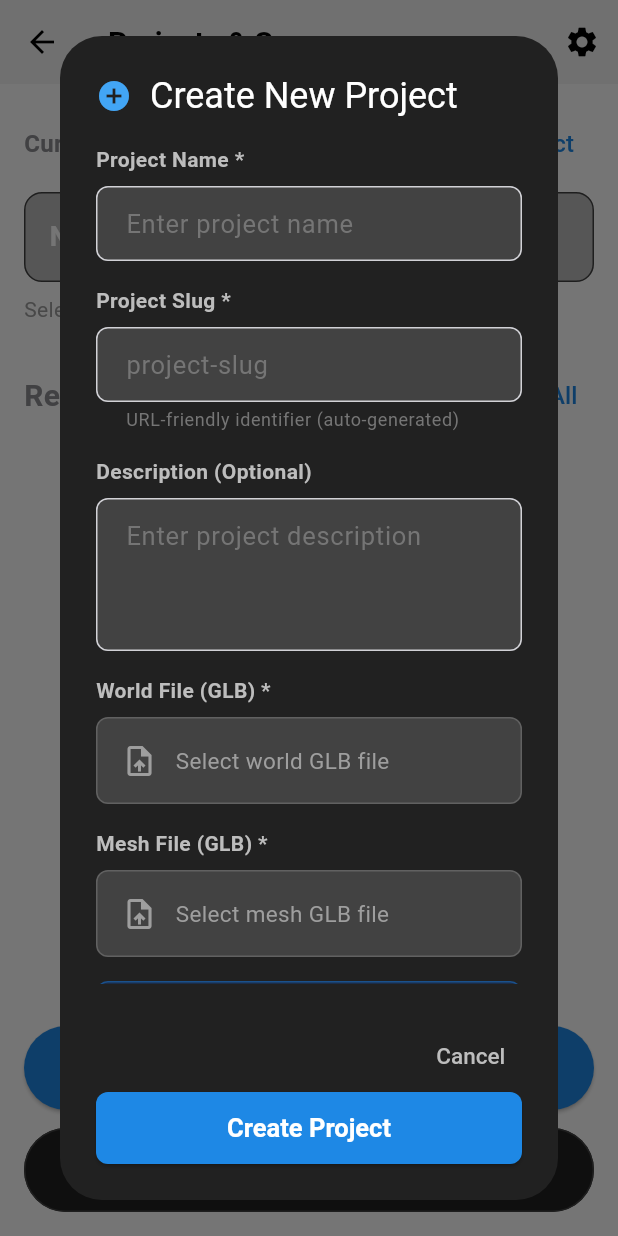
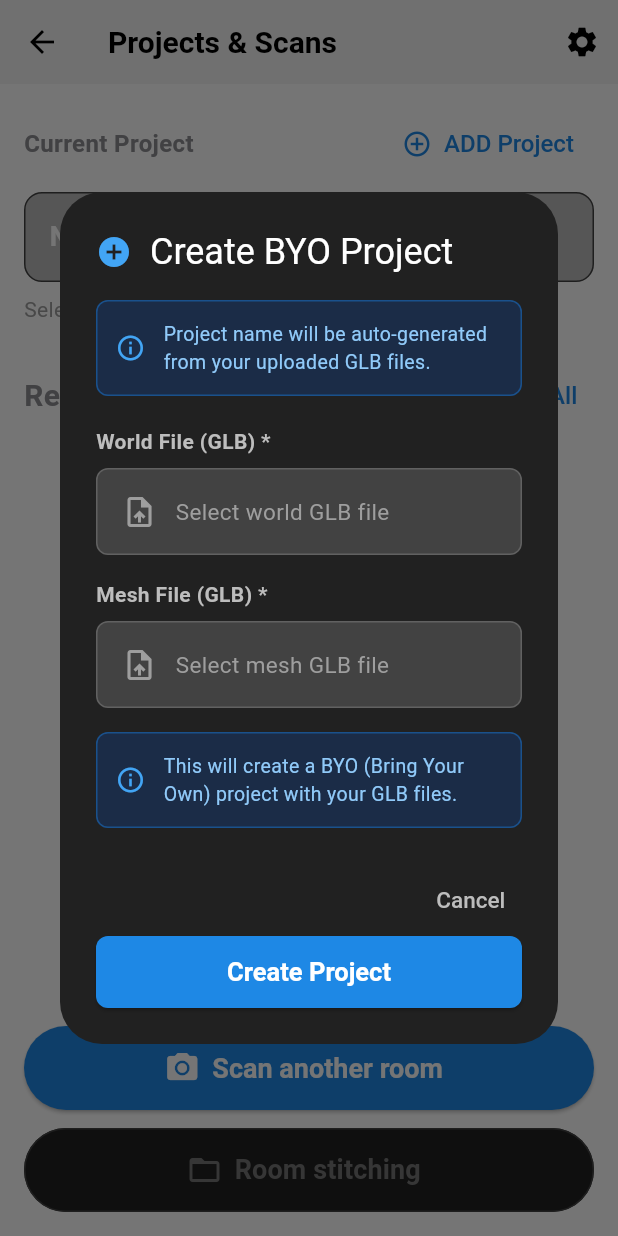
Before and after one commit to tkamsker/vronmobile2, a Flutter app: the ScanListScreen screen opened directly, after a tap on "ADD Project", on a phone screen of 412 x 824 dp. Run offline on Flutter 3.47's test engine with Material 3 defaults, Android fonts, the phone set to English and light mode, and no system bars; our stand-ins replace cached_network_image, connectivity_plus, device_info_plus, file_picker, flutter_dotenv, flutter_secure_storage and 6 more; missing offline and left inert: flutter_json_view, flutter_roomplan, model_viewer_plus; accounts and stored records are empty; network calls fail.

Commit message:
fix : eveneing

```diff
--- a/lib/features/home/services/byo_project_service.dart
+++ b/lib/features/home/services/byo_project_service.dart
@@ -4,59 +4,53 @@ import 'package:http/http.dart' as http;
 import 'package:http_parser/http_parser.dart';
 import 'dart:convert';
 import 'package:vronmobile2/core/config/env_config.dart';
-import 'package:vronmobile2/core/services/auth_service.dart';
+import 'package:vronmobile2/core/services/token_storage.dart';
 
 /// Service for creating BYO (Bring Your Own) projects
 /// Uses VRonCreateProjectFromOwnWorld mutation to create project with GLB files
 class BYOProjectService {
-  final AuthService _authService;
+  final TokenStorage _tokenStorage;
   final String _graphqlEndpoint;
 
   BYOProjectService({
-    AuthService? authService,
+    TokenStorage? tokenStorage,
     String? graphqlEndpoint,
-  })  : _authService = authService ?? AuthService(),
-        _graphqlEndpoint = graphqlEndpoint ?? EnvConfig.graphqlApiUrl;
+  })  : _tokenStorage = tokenStorage ?? TokenStorage(),
+        _graphqlEndpoint = graphqlEndpoint ?? EnvConfig.graphqlEndpoint;
 
   /// Creates a BYO project with world and mesh GLB files
   ///
-  /// [slug] - URL-friendly identifier (must be unique)
-  /// [name] - Project name
-  /// [description] - Optional project description
   /// [worldFile] - GLB file for the 3D world model
   /// [meshFile] - GLB file for navigation mesh
-  /// [imageFile] - Optional thumbnail image
   ///
-  /// Returns the created project ID
+  /// Returns the created project ID and world ID
   ///
   /// Throws Exception if creation fails
+  ///
+  /// Note: Backend auto-generates project name from uploaded files
   Future<BYOProjectResult> createProjectFromOwnWorld({
-    required String slug,
-    required String name,
-    String? description,
     required File worldFile,
     required File meshFile,
-    File? imageFile,
   }) async {
     try {
       if (kDebugMode) {
-        print('📦 [BYO] Creating BYO project: $name ($slug)');
+        print('📦 [BYO] Creating BYO project from GLB files');
         print('📦 [BYO] World file: ${worldFile.path} (${await worldFile.length()} bytes)');
         print('📦 [BYO] Mesh file: ${meshFile.path} (${await meshFile.length()} bytes)');
       }
 
-      // Get auth token
-      final authToken = await _authService.getAuthToken();
-      if (authToken == null) {
+      // Get auth code (base64 encoded auth payload)
+      final authCode = await _tokenStorage.getAuthCode();
+      if (authCode == null || authCode.isEmpty) {
         throw Exception('Not authenticated');
       }
 
       final uri = Uri.parse(_graphqlEndpoint);
       final request = http.MultipartRequest('POST', uri);
 
-      // GraphQL mutation
+      // GraphQL mutation - matches backend VRonCreateProjectFromOwnWorldInput
       const mutation = '''
-        mutation VRonCreateProjectFromOwnWorld(\$input: CreateProjectFromOwnWorldInput!) {
+        mutation VRonCreateProjectFromOwnWorld(\$input: VRonCreateProjectFromOwnWorldInput!) {
           VRonCreateProjectFromOwnWorld(input: \$input) {
             projectId
             worldId
@@ -64,15 +58,11 @@ class BYOProjectService {
         }
       ''';
 
-      // Variables
+      // Variables - backend only expects world and mesh files
       final variables = {
         'input': {
-          'slug': slug,
-          'name': name,
-          if (description != null && description.isNotEmpty) 'description': description,
-          'worldFile': null,
-          'meshFile': null,
-          if (imageFile != null) 'image': null,
+          'world': null,
+          'mesh': null,
         }
       };
 
@@ -84,15 +74,14 @@ class BYOProjectService {
 
       // Map field (maps files to variables)
       final map = {
-        'worldFile': ['variables.input.worldFile'],
-        'meshFile': ['variables.input.meshFile'],
-        if (imageFile != null) 'image': ['variables.input.image'],
+        'world': ['variables.input.world'],
+        'mesh': ['variables.input.mesh'],
       };
       request.fields['map'] = json.encode(map);
 
       // Add world file
       request.files.add(http.MultipartFile(
-        'worldFile',
+        'world',
         worldFile.readAsBytes().asStream(),
         await worldFile.length(),
         filename: worldFile.path.split('/').last,
@@ -101,30 +90,15 @@ class BYOProjectService {
 
       // Add mesh file
       request.files.add(http.MultipartFile(
-        'meshFile',
+        'mesh',
         meshFile.readAsBytes().asStream(),
         await meshFile.length(),
         filename: meshFile.path.split('/').last,
         contentType: MediaType('model', 'gltf-binary'),
       ));
 
-      // Add image file if provided
-      if (imageFile != null) {
-        final mimeType = imageFile.path.toLowerCase().endsWith('.png')
-            ? MediaType('image', 'png')
-            : MediaType('image', 'jpeg');
-
-        request.files.add(http.MultipartFile(
-          'image',
-          imageFile.readAsBytes().asStream(),
-          await imageFile.length(),
-          filename: imageFile.path.split('/').last,
-          contentType: mimeType,
-        ));
-      }
-
       // Add headers
-      request.headers['Authorization'] = 'Bearer $authToken';
+      request.headers['Authorization'] = 'Bearer $authCode';
       request.headers['X-VRon-Platform'] = 'merchants';
       request.headers['apollo-require-preflight'] = 'true';
 
--- a/lib/features/scanning/screens/scan_list_screen.dart
+++ b/lib/features/scanning/screens/scan_list_screen.dart
@@ -417,19 +417,8 @@ class _ScanListScreenState extends State<ScanListScreen> {
   }
 
   void _showAddProjectDialog() {
-    final nameController = TextEditingController();
-    final slugController = TextEditingController();
-    final descriptionController = TextEditingController();
-    bool autoGenerateSlug = true;
     File? worldFile;
     File? meshFile;
-
-    // Auto-generate slug from name
-    nameController.addListener(() {
-      if (autoGenerateSlug) {
-        slugController.text = _generateSlug(nameController.text);
-      }
-    });
 
     showDialog(
       context: context,
@@ -440,7 +429,7 @@ class _ScanListScreenState extends State<ScanListScreen> {
             children: [
               Icon(Icons.add_circle, color: Colors.blue.shade400),
               const SizedBox(width: 12),
-              const Text('Create New Project', style: TextStyle(color: Colors.white)),
+              const Text('Create BYO Project', style: TextStyle(color: Colors.white)),
             ],
           ),
           content: SingleChildScrollView(
@@ -448,89 +437,31 @@ class _ScanListScreenState extends State<ScanListScreen> {
               mainAxisSize: MainAxisSize.min,
               crossAxisAlignment: CrossAxisAlignment.start,
               children: [
-                // Project Name
-                Text(
-                  'Project Name *',
-                  style: TextStyle(
-                    color: Colors.grey.shade400,
-                    fontSize: 14,
-                    fontWeight: FontWeight.w600,
+                // Info text about auto-generation
+                Container(
+                  padding: const EdgeInsets.all(12),
+                  decoration: BoxDecoration(
+                    color: Colors.blue.shade900.withValues(alpha: 0.3),
+                    borderRadius: BorderRadius.circular(8),
+                    border: Border.all(color: Colors.blue.shade700.withValues(alpha: 0.5)),
+                  ),
+                  child: Row(
+                    children: [
+                      Icon(Icons.info_outline, color: Colors.blue.shade400, size: 20),
+                      const SizedBox(width: 12),
+                      Expanded(
+                        child: Text(
+                          'Project name will be auto-generated from your uploaded GLB files.',
+                          style: TextStyle(
+                            color: Colors.blue.shade200,
+                            fontSize: 13,
+                          ),
+                        ),
+                      ),
+                    ],
                   ),
                 ),
-                const SizedBox(height: 8),
-                TextField(
-                  controller: nameController,
-                  style: const TextStyle(color: Colors.white),
-                  decoration: InputDecoration(
-                    hintText: 'Enter project name',
-                    hintStyle: TextStyle(color: Colors.grey.shade600),
-                    filled: true,
-                    fillColor: Colors.grey.shade800,
-                    border: OutlineInputBorder(
-                      borderRadius: BorderRadius.circular(8),
-                      borderSide: BorderSide.none,
-                    ),
-                  ),
-                ),
-                const SizedBox(height: 16),
-
-                // Project Slug
-                Text(
-                  'Project Slug *',
-                  style: TextStyle(
-                    color: Colors.grey.shade400,
-                    fontSize: 14,
-                    fontWeight: FontWeight.w600,
-                  ),
-                ),
-                const SizedBox(height: 8),
-                TextField(
-                  controller: slugController,
-                  style: const TextStyle(color: Colors.white),
-                  onChanged: (value) {
-                    autoGenerateSlug = false;
-                  },
-                  decoration: InputDecoration(
-                    hintText: 'project-slug',
-                    hintStyle: TextStyle(color: Colors.grey.shade600),
-                    filled: true,
-                    fillColor: Colors.grey.shade800,
-                    border: OutlineInputBorder(
-                      borderRadius: BorderRadius.circular(8),
-                      borderSide: BorderSide.none,
-                    ),
-                    helperText: 'URL-friendly identifier (auto-generated)',
-                    helperStyle: TextStyle(color: Colors.grey.shade600, fontSize: 12),
-                  ),
-                ),
-                const SizedBox(height: 16),
-
-                // Description
-                Text(
-                  'Description (Optional)',
-                  style: TextStyle(
-                    color: Colors.grey.shade400,
-                    fontSize: 14,
-                    fontWeight: FontWeight.w600,
-                  ),
-                ),
-                const SizedBox(height: 8),
-                TextField(
-                  controller: descriptionController,
-                  style: const TextStyle(color: Colors.white),
-                  maxLines: 3,
-                  decoration: InputDecoration(
-                    hintText: 'Enter project description',
-                    hintStyle: TextStyle(color: Colors.grey.shade600),
-                    filled: true,
-                    fillColor: Colors.grey.shade800,
-                    border: OutlineInputBorder(
-                      borderRadius: BorderRadius.circular(8),
-                      borderSide: BorderSide.none,
-                    ),
-                  ),
-                ),
-                const SizedBox(height: 16),
+                const SizedBox(height: 20),
 
                 // World File Picker
                 Text(
@@ -696,30 +627,6 @@ class _ScanListScreenState extends State<ScanListScreen> {
             ),
             ElevatedButton(
               onPressed: () async {
-                final name = nameController.text.trim();
-                final slug = slugController.text.trim();
-                final description = descriptionController.text.trim();
-
-                if (name.isEmpty) {
-                  ScaffoldMessenger.of(context).showSnackBar(
-                    const SnackBar(
-                      content: Text('Please enter a project name'),
-                      backgroundColor: Colors.red,
-                    ),
-                  );
-                  return;
-                }
-
-                if (slug.isEmpty) {
-                  ScaffoldMessenger.of(context).showSnackBar(
-                    const SnackBar(
-                      content: Text('Please enter a project slug'),
-                      backgroundColor: Colors.red,
-                    ),
-                  );
-                  return;
-                }
-
                 if (worldFile == null) {
                   ScaffoldMessenger.of(context).showSnackBar(
                     const SnackBar(
@@ -741,13 +648,7 @@ class _ScanListScreenState extends State<ScanListScreen> {
                 }
 
                 Navigator.of(context).pop();
-                await _createNewProject(
-                  name,
-                  slug,
-                  description.isEmpty ? null : description,
-                  worldFile!,
-                  meshFile!,
-                );
+                await _createNewProject(worldFile!, meshFile!);
               },
               style: ElevatedButton.styleFrom(
                 backgroundColor: Colors.blue.shade600,
@@ -770,9 +671,6 @@ class _ScanListScreenState extends State<ScanListScreen> {
   }
 
   Future<void> _createNewProject(
-    String name,
-    String slug,
-    String? description,
     File worldFile,
     File meshFile,
   ) async {
@@ -809,16 +707,13 @@ class _ScanListScreenState extends State<ScanListScreen> {
       );
 
       if (kDebugMode) {
-        print('📦 [SCAN_LIST] Creating new BYO project: $name ($slug)');
+        print('📦 [SCAN_LIST] Creating new BYO project');
         print('📦 [SCAN_LIST] World file: ${worldFile.path}');
         print('📦 [SCAN_LIST] Mesh file: ${meshFile.path}');
       }
 
       // Create the project using BYOProjectService
       final result = await _byoProjectService.createProjectFromOwnWorld(
-        slug: slug,
-        name: name,
-        description: description,
         worldFile: worldFile,
         meshFile: meshFile,
       );
@@ -854,7 +749,7 @@ class _ScanListScreenState extends State<ScanListScreen> {
                 Icon(Icons.check_circle, color: Colors.green.shade400),
                 const SizedBox(width: 12),
                 Expanded(
-                  child: Text('BYO project "$name" created successfully!'),
+                  child: Text('BYO project created successfully!'),
                 ),
               ],
             ),
```
Also changed, not shown: 2 other files.
